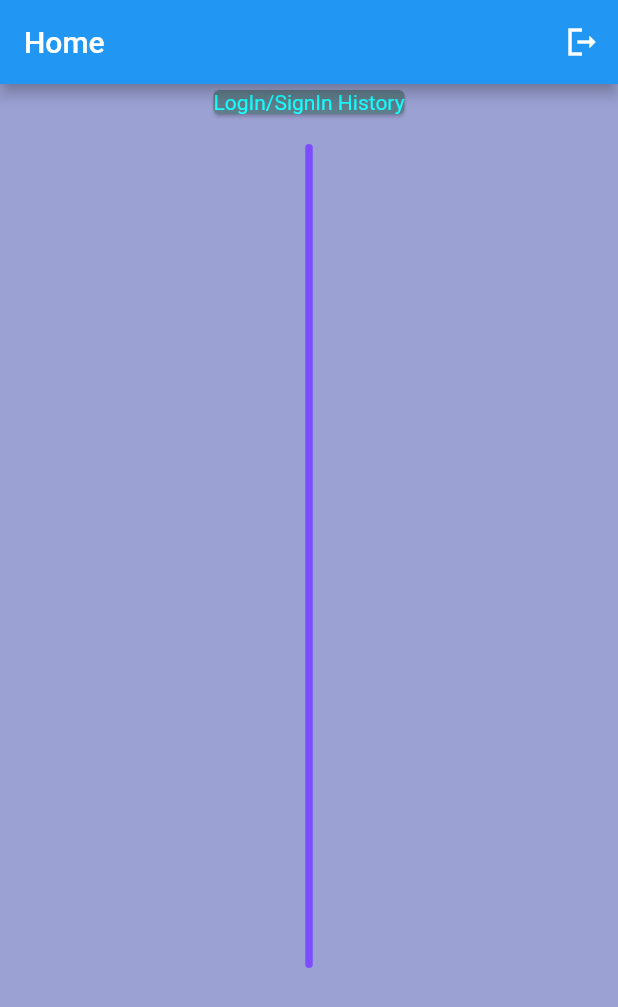
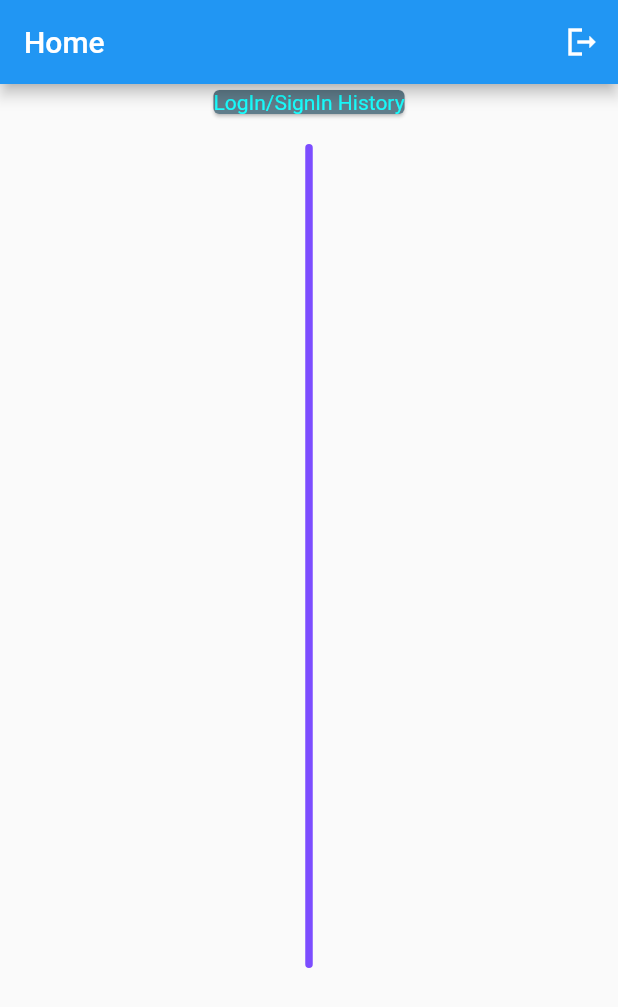
Before and after one commit to saada865/LoginApp, a Flutter app: the Home screen opened directly, on a phone screen of 412 x 824 dp. Shown: the top 1007 px of the screen. Run offline on Flutter 3.47's test engine with Material 2 defaults, Android fonts, the phone set to English and light mode, and no system bars; our stand-ins replace cloud_firestore, firebase_auth, firebase_core, get; accounts and stored records are empty.

Commit message:
Update home.dart

```diff
--- a/lib/screens/home.dart
+++ b/lib/screens/home.dart
@@ -17,7 +17,7 @@ class Home extends StatelessWidget {
         init: AuthController(),
         builder: (controller) {
           return Scaffold(
-              backgroundColor: ColorConstants.kGravishBlueColor,
+  //            backgroundColor: ColorConstants.kGravishBlueColor,
               appBar: AppBar(
                 title: Text('Home'),
                 actions: [
```
